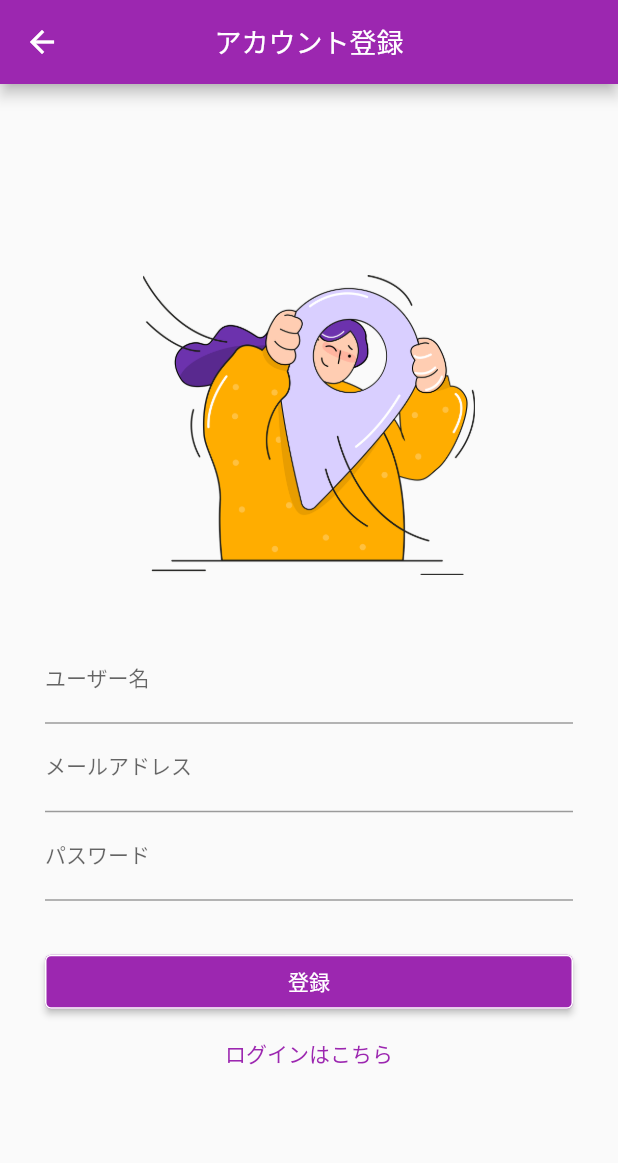
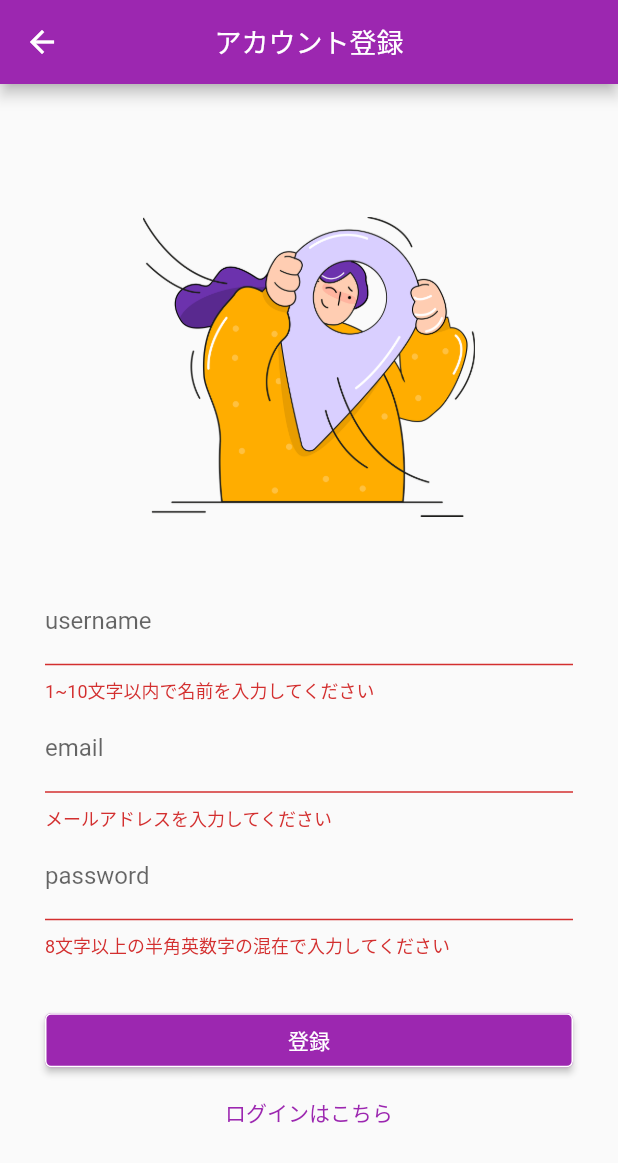
Before and after one commit to morikann/tomodoko, a Flutter app: the SignupScreen screen opened by its route, after a tap on "登録", on a phone screen of 412 x 824 dp. Shown: the top 1163 px of the screen. Run offline on Flutter 3.47's test engine with Material 2 defaults, Android fonts, the phone set to English and light mode, and no system bars; drawn by our look-alikes of modal_progress_hud_nsn; our stand-ins replace cloud_firestore, email_validator, firebase_auth, firebase_core; accounts and stored records are empty.

Commit message:
新規登録の際にバリデーションを追加

```diff
--- a/lib/view/signup_screen.dart
+++ b/lib/view/signup_screen.dart
@@ -1,11 +1,11 @@
 import 'package:flutter/material.dart';
-import '../component/common_button.dart';
-import '../component/common_text_field.dart';
+import 'package:tomodoko/component/common_button.dart';
 import 'login_screen.dart';
 import 'user_list_screen.dart';
 import 'package:firebase_auth/firebase_auth.dart';
 import 'package:cloud_firestore/cloud_firestore.dart';
 import 'package:modal_progress_hud_nsn/modal_progress_hud_nsn.dart';
+import 'package:email_validator/email_validator.dart';
 
 class SignupScreen extends StatefulWidget {
   static const String id = 'signup_screen';
@@ -17,17 +17,22 @@ class SignupScreen extends StatefulWidget {
 
 class _SignupScreenState extends State<SignupScreen> {
   final FirebaseAuth _auth = FirebaseAuth.instance;
-  final FirebaseFirestore _firestore = FirebaseFirestore.instance;
+  final FirebaseFirestore _fireStore = FirebaseFirestore.instance;
   bool _showSpinner = false;
   late String username = '';
   late String email = '';
   late String password = '';
+  bool _nameExists = false;
+
+  final _formKey = GlobalKey<FormState>();
+  final _nameController = TextEditingController();
+  final _emailController = TextEditingController();
+  final _passwordController = TextEditingController();
 
   Future<void> addUser(String uid) {
-    return _firestore.collection('users').doc(uid).set({
+    return _fireStore.collection('users').doc(uid).set({
       'name': username,
     }).then((value) {
-      print('ユーザー登録完了');
       Navigator.of(context).pushNamedAndRemoveUntil(
         UserListScreen.id,
         (route) => false,
@@ -35,9 +40,15 @@ class _SignupScreenState extends State<SignupScreen> {
       setState(() {
         _showSpinner = false;
       });
-    }).catchError(
-      (error) => print('Failed to add user: $error'),
+    }).catchError((e) {
+      SnackBar(
+        backgroundColor: Colors.red,
+        content: Text('予期せぬエラーが発生しました: $e'),
       );
+      setState(() {
+        _showSpinner = false;
+      });
+    });
   }
 
   Future<void> signup(String email, String password) async {
@@ -50,15 +61,57 @@ class _SignupScreenState extends State<SignupScreen> {
       final uid = userCredential.user!.uid;
       addUser(uid);
     } on FirebaseAuthException catch (e) {
-      if (e.code == 'weak-password') {
-        // パスワードは6文字以上
-        print('The password provided is too weak.');
-      } else if (e.code == 'email-already-in-use') {
-        print('The account already exists for that email.');
+      if (e.code == 'email-already-in-use') {
+        ScaffoldMessenger.of(context).showSnackBar(
+          SnackBar(
+            backgroundColor: Colors.red,
+            content: Text('$emailは既に登録されています'),
+          ),
+        );
+        setState(() {
+          _showSpinner = false;
+        });
       }
     } catch (e) {
-      print(e);
+      ScaffoldMessenger.of(context).showSnackBar(
+        SnackBar(
+          backgroundColor: Colors.red,
+          content: Text('予期せぬエラーが発生しました: $e'),
+        ),
+      );
+      setState(() {
+        _showSpinner = false;
+      });
     }
+  }
+
+  Future<void> checkNameExists(String name) async {
+    _fireStore
+        .collection('users')
+        .where('name', isEqualTo: name)
+        .get()
+        .then((QuerySnapshot querySnapshot) {
+      if (querySnapshot.docs.isNotEmpty) {
+        setState(() {
+          _nameExists = true;
+        });
+      } else {
+        setState(() {
+          _nameExists = false;
+        });
+      }
+    }).catchError((e) {
+      setState(() {
+        _nameExists = false;
+      });
+    });
+  }
+
+  @override
+  void dispose() {
+    // widgetTreeからwidgetが消された時に、controllerも綺麗に消す
+    _nameController.dispose();
+    super.dispose();
   }
 
   @override
@@ -94,39 +147,67 @@ class _SignupScreenState extends State<SignupScreen> {
                 const SizedBox(
                   height: 40,
                 ),
-                CommonTextField(
-                  label: 'ユーザー名',
-                  onChanged: (value) {
-                    username = value;
+                Form(
+                  key: _formKey,
+                  child: Column(
+                    children: [
+                      // username field
+                      TextFormField(
+                        keyboardType: TextInputType.name,
+                        validator: (value) {
+                          // 1文字以上10文字以内（スペースなどの空白で通ってしまうので、trimメソッドで前後の空白を消す）
+                          if (value == null ||
+                              value.trim().isEmpty ||
+                              value.length > 10) {
+                            return '1~10文字以内で名前を入力してください';
+                          }
+                          // 同じ名前は登録できない
+                          if (_nameExists) {
+                            return '名前は既に存在しています';
+                          }
+                          return null;
                         },
+                        onChanged: (value) async {
+                          // validator内では非同期処理が使えないので、onChanged内でstateを更新。
+                          // ただ、文字が変わるたびにクエリを発行してfireStoreに余分な負荷がかかりそう。
+                          // onSaved内で書いた場合、_formKey.currentState!.save();の後に_formKey.currentState!.validate()を
+                          // 実行してもcheckNameExists(value)は非同期なので、_formKey.currentState!.validate()が
+                          // 先に実行されてうまく動作しない
+                          await checkNameExists(value);
+                        },
+                        onSaved: (value) {
+                          setState(() {
+                            username = value!;
+                          });
+                        },
+                        controller: _nameController,
+                        decoration: const InputDecoration(
+                          labelText: 'username',
                         ),
-                CommonTextField(
-                  label: 'メールアドレス',
-                  onChanged: (value) {
-                    email = value;
-                  },
                       ),
-                CommonTextField(
-                  label: 'パスワード',
-                  obscure: true,
-                  onChanged: (value) {
-                    password = value;
-                  },
-                ),
-                const SizedBox(height: 30),
-                CommonButton(
+                      // email field
+                      emailTextField(),
+                      // password field
+                      passwordTextField(),
+                      Padding(
+                        padding: const EdgeInsets.only(top: 30),
+                        child: CommonButton(
                           name: '登録',
+                          textColor: Colors.white,
+                          backgroundColor: Colors.purple,
                           onPressed: () async {
+                            if (_formKey.currentState!.validate()) {
                               setState(() {
                                 _showSpinner = true;
                               });
+                              _formKey.currentState!.save();
                               await signup(email, password);
-                    setState(() {
-                      _showSpinner = false;
-                    });
+                            }
                           },
-                  backgroundColor: Colors.purple,
-                  textColor: Colors.white,
+                        ),
+                      ),
+                    ],
+                  ),
                 ),
                 TextButton(
                   onPressed: () {
@@ -141,4 +222,52 @@ class _SignupScreenState extends State<SignupScreen> {
       ),
     );
   }
+
+  TextFormField passwordTextField() {
+    return TextFormField(
+      obscureText: true,
+      validator: (value) {
+        if (!RegExp(r'^(?=.*?[a-zA-Z])(?=.*?\d)[a-zA-Z\d]{8,}$')
+            .hasMatch(value!)) {
+          return '8文字以上の半角英数字の混在で入力してください';
         }
+        return null;
+      },
+      onSaved: (value) {
+        setState(() {
+          password = value!;
+        });
+      },
+      controller: _passwordController,
+      decoration: const InputDecoration(
+        labelText: 'password',
+      ),
+    );
+  }
+
+  TextFormField emailTextField() {
+    return TextFormField(
+      keyboardType: TextInputType.emailAddress,
+      validator: (value) {
+        // 1文字以上必要
+        if (value == null || value.isEmpty) {
+          return 'メールアドレスを入力してください';
+        }
+        // メールアドレス以外は受けつけない
+        if (!EmailValidator.validate(value)) {
+          return '正しいメールアドレスを入力してください';
+        }
+        return null;
+      },
+      onSaved: (value) {
+        setState(() {
+          email = value!;
+        });
+      },
+      controller: _emailController,
+      decoration: const InputDecoration(
+        labelText: 'email',
+      ),
+    );
+  }
+}
--- a/pubspec.yaml
+++ b/pubspec.yaml
@@ -18,6 +18,7 @@ dev_dependencies:
   cloud_firestore: ^2.5.4
   firebase_auth: ^3.1.4
   modal_progress_hud_nsn: ^0.1.0-nullsafety-1
+  email_validator: ^2.0.1
 
   flutter_lints: ^1.0.0
 
```
Also changed, not shown: pubspec.lock. Lines whose indentation alone changed are shown as unchanged.
